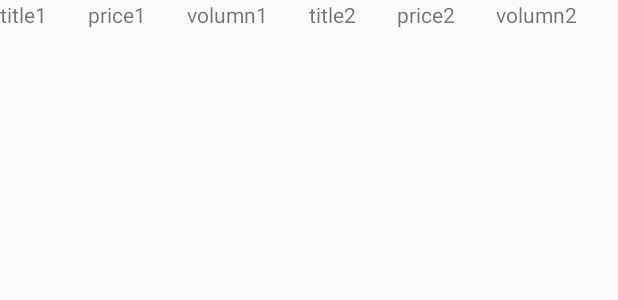
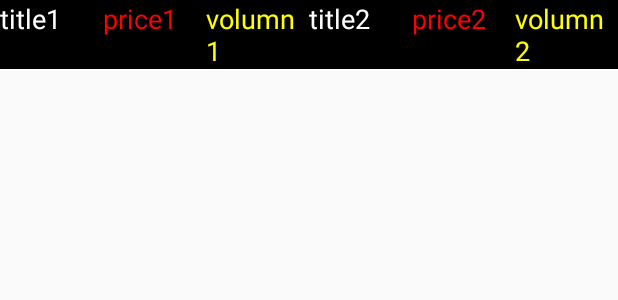
Before and after one commit to 1907482295/le_bag, an Android app: the layout list_item.xml on its own in the app's theme, with its tools: preview values and no code run, on a phone screen of 412 x 824 dp. Shown: the top 300 px of the screen. Run offline under Robolectric (Android 15) with nearby library versions, the phone set to English and light mode, and no system bars.

Commit message:
add input bag number and change color

```diff
--- a/app/src/main/AndroidManifest.xml
+++ b/app/src/main/AndroidManifest.xml
@@ -8,13 +8,15 @@
         android:label="@string/app_name"
         android:supportsRtl="true"
         android:theme="@style/AppTheme">
-        <activity android:name=".MainActivity">
+        <activity android:name=".EnterBagActivity">
             <intent-filter>
                 <action android:name="android.intent.action.MAIN" />
 
                 <category android:name="android.intent.category.LAUNCHER" />
             </intent-filter>
         </activity>
+        <activity android:name=".MainActivity">
+        </activity>
     </application>
 
 </manifest>
--- a/app/src/main/res/layout/list_item.xml
+++ b/app/src/main/res/layout/list_item.xml
@@ -1,64 +1,87 @@
 <?xml version="1.0" encoding="utf-8"?>
 <LinearLayout xmlns:android="http://schemas.android.com/apk/res/android"
-    android:layout_width="fill_parent"
-    android:layout_height="match_parent"
-    android:orientation="horizontal" >
+    android:layout_width="match_parent"
+    android:layout_height="wrap_content"
+    android:background="#000000"
+    android:orientation="vertical">
 
     <LinearLayout
-        android:layout_width="wrap_content"
+        android:layout_width="match_parent"
         android:layout_height="wrap_content"
-        android:orientation="horizontal"
+        android:orientation="horizontal">
+
+        <LinearLayout
+            android:layout_width="match_parent"
+            android:layout_height="wrap_content"
             android:layout_weight="1.0"
-        >
+            android:orientation="horizontal">
+
             <TextView
                 android:id="@+id/title1"
-            android:layout_width="wrap_content"
+                android:layout_width="match_parent"
                 android:layout_height="wrap_content"
+                android:layout_weight="1.0"
                 android:text="title1"
-            android:layout_weight="1.0"
-            />
+                android:textColor="@color/colorBuySaleTitle"
+                android:textSize="@dimen/my_text_size" />
+
             <TextView
                 android:id="@+id/price1"
-            android:layout_width="wrap_content"
+                android:layout_width="match_parent"
                 android:layout_height="wrap_content"
+                android:layout_weight="1.0"
                 android:text="price1"
-            android:layout_weight="1.0"
-            />
+                android:textColor="@color/colorPrice"
+                android:textSize="@dimen/my_text_size" />
+
             <TextView
                 android:id="@+id/volumn1"
-            android:layout_width="wrap_content"
+                android:layout_width="match_parent"
                 android:layout_height="wrap_content"
+                android:layout_weight="1.0"
                 android:text="volumn1"
-            android:layout_weight="1.0"
-            />
+                android:textColor="@color/colorVol"
+                android:textSize="@dimen/my_text_size" />
         </LinearLayout>
 
         <LinearLayout
-        android:layout_width="wrap_content"
+            android:layout_width="match_parent"
             android:layout_height="wrap_content"
-        android:orientation="horizontal"
             android:layout_weight="1.0"
-        >
+            android:orientation="horizontal">
+
             <TextView
                 android:id="@+id/title2"
-            android:layout_width="wrap_content"
+                android:layout_width="match_parent"
                 android:layout_height="wrap_content"
+                android:layout_weight="1.0"
                 android:text="title2"
-            android:layout_weight="1.0"
-            />
+                android:textColor="@color/colorBuySaleTitle"
+                android:textSize="@dimen/my_text_size" />
+
             <TextView
                 android:id="@+id/price2"
-            android:layout_width="wrap_content"
+                android:layout_width="match_parent"
                 android:layout_height="wrap_content"
+                android:layout_weight="1.0"
                 android:text="price2"
-            android:layout_weight="1.0"
-            />
+                android:textColor="@color/colorPrice"
+                android:textSize="@dimen/my_text_size" />
+
             <TextView
                 android:id="@+id/volumn2"
-            android:layout_width="wrap_content"
+                android:layout_width="match_parent"
                 android:layout_height="wrap_content"
+                android:layout_weight="1.0"
                 android:text="volumn2"
-            android:layout_weight="1.0"
+                android:textColor="@color/colorVol"
+                android:textSize="@dimen/my_text_size" />
+        </LinearLayout>
+    </LinearLayout>
+    <ImageView
+        android:id="@+id/divider"
+        android:layout_width="fill_parent"
+        android:layout_height="1dp"
+        android:background="#ffffff"
         />
 </LinearLayout>
-</LinearLayout>
--- a/app/src/main/res/values/colors.xml
+++ b/app/src/main/res/values/colors.xml
@@ -3,4 +3,7 @@
     <color name="colorPrimary">#3F51B5</color>
     <color name="colorPrimaryDark">#303F9F</color>
     <color name="colorAccent">#FF4081</color>
+    <color name="colorBuySaleTitle">#FFFFFF</color>
+    <color name="colorPrice">#FF0000</color>
+    <color name="colorVol">#FFFF00</color>
 </resources>
--- a/app/src/main/res/values/dimens.xml
+++ b/app/src/main/res/values/dimens.xml
@@ -2,4 +2,5 @@
     <!-- Default screen margins, per the Android Design guidelines. -->
     <dimen name="activity_horizontal_margin">16dp</dimen>
     <dimen name="activity_vertical_margin">16dp</dimen>
+    <dimen name="my_text_size">18sp</dimen>
 </resources>
```
Also changed, not shown: app/src/main/java/com/example/lefun/lefun/Constant.java (added, +9 -0 lines), app/src/main/java/com/example/lefun/lefun/EnterBagActivity.java (added, +28 -0 lines), app/src/main/java/com/example/lefun/lefun/MainActivity.java (+49 -24 lines), app/src/main/res/layout/activity_enterbag.xml (added, +35 -0 lines), app/src/main/res/layout/activity_main.xml (+13 -4 lines), 1 other file. Lines whose indentation alone changed are shown as unchanged.
